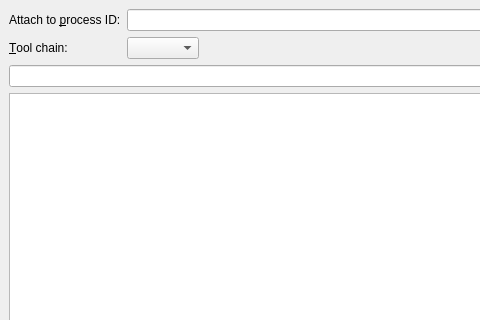
The window that src/plugins/debugger/attachexternaldialog.ui (qt-creator/qt-creator) describes before a commit, drawn with Qt 5; both pictures show x 0 to 480 and y 0 to 320 of the 650 by 549 pixel window.
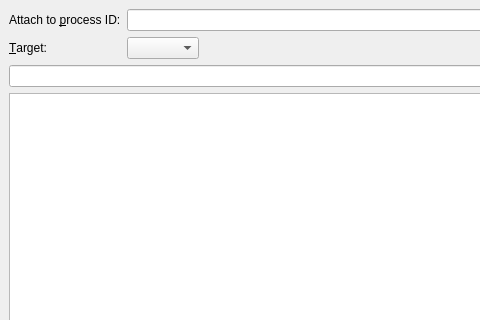
The same window after the commit. Custom widgets are drawn as their Qt base class.

Patch:
```diff
--- a/src/plugins/debugger/attachexternaldialog.ui
+++ b/src/plugins/debugger/attachexternaldialog.ui
@@ -44,7 +44,7 @@
      <item row="1" column="0">
       <widget class="QLabel" name="toolchainLabel">
        <property name="text">
-        <string>&amp;Tool chain:</string>
+        <string>&amp;Target:</string>
        </property>
        <property name="buddy">
         <cstring>toolchainComboBox</cstring>
```
Left out of the diff: 4 changed lines with no effect on the pictures.
